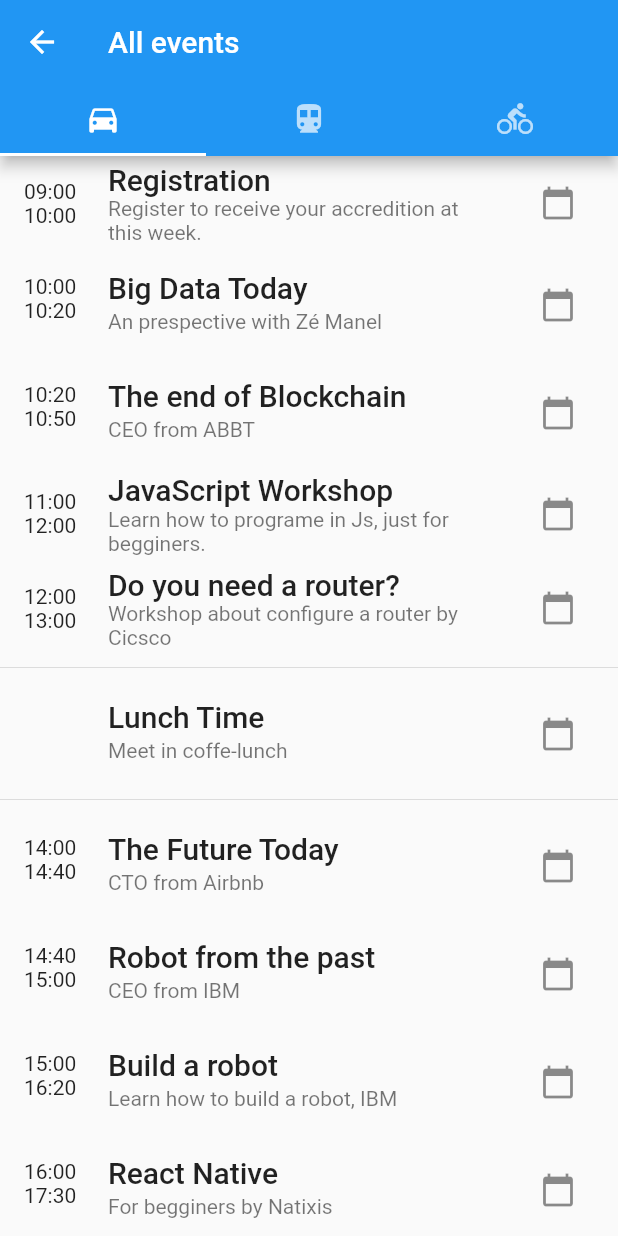
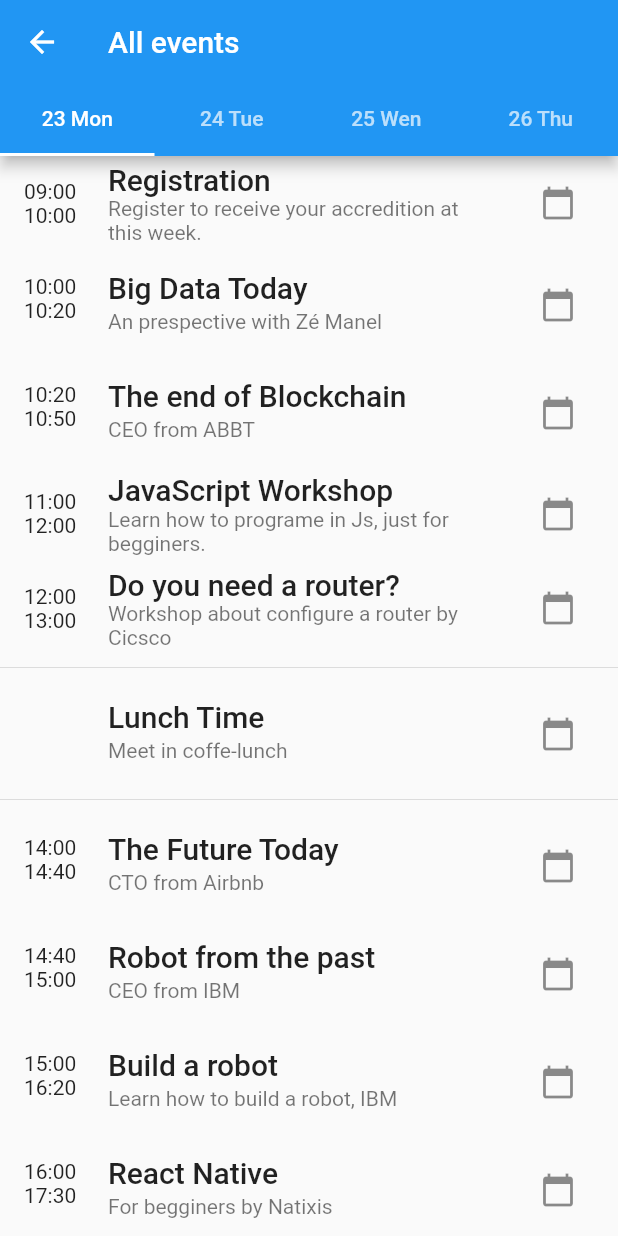
Before and after one commit to softeng-feup/open-cx-batatas, a Flutter app: the AllEventsPage screen opened directly, on a phone screen of 412 x 824 dp. Run offline on Flutter 3.47's test engine with Material 2 defaults, Android fonts, the phone set to English and light mode, and no system bars; missing offline and left inert: matrix_gesture_detector.

Commit message:
Added days buttons

```diff
--- a/frontend/lib/allEventsPage.dart
+++ b/frontend/lib/allEventsPage.dart
@@ -50,20 +50,21 @@ class AllEventsPage extends StatelessWidget {
   Widget build(BuildContext context) {
     //"draw" method
     return DefaultTabController(
-      length: 3,
+      length: 4,
       child: Scaffold(
         appBar: AppBar(
           bottom: TabBar(
             tabs: [
-              Tab(icon: Icon(Icons.directions_car)),
-              Tab(icon: Icon(Icons.directions_transit)),
-              Tab(icon: Icon(Icons.directions_bike)),
+              Tab(text: '23 Mon'),
+              Tab(text: '24 Tue'),
+              Tab(text: '25 Wen'),
+              Tab(text: '26 Thu'),
             ],
           ),
           title: Text('All events'),
         ),
         body: TabBarView(
-          children: [_buildList(), _buildList(), _buildList()],
+          children: [_buildList(), _buildList(), _buildList(), _buildList()],
         ),
       ),
     );
```
